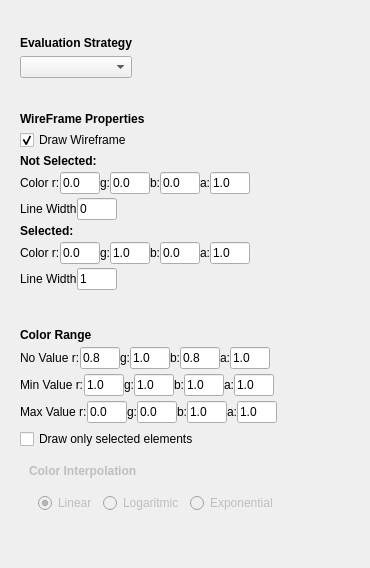
Gloix/Camaron, file Rendering/Renderers/PropertyValuesRenderer/propertyvaluesrendererconfig.ui: the form before one commit.
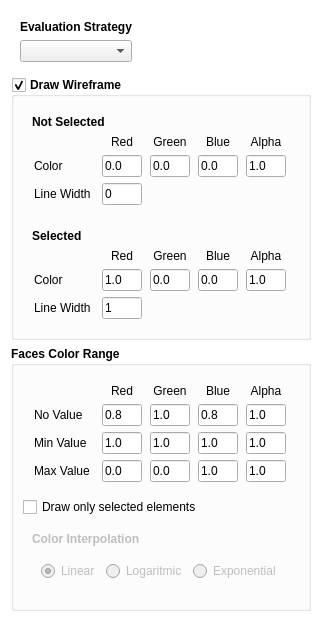
The form after the commit.

Diff of the .ui file:
```diff
--- a/Rendering/Renderers/PropertyValuesRenderer/propertyvaluesrendererconfig.ui
+++ b/Rendering/Renderers/PropertyValuesRenderer/propertyvaluesrendererconfig.ui
@@ -6,8 +6,8 @@
    <rect>
     <x>0</x>
     <y>0</y>
-    <width>370</width>
-    <height>568</height>
+    <width>303</width>
+    <height>579</height>
    </rect>
   </property>
   <property name="sizePolicy">
@@ -19,6 +19,12 @@
   <property name="windowTitle">
    <string>Form</string>
   </property>
+  <property name="styleSheet">
+   <string notr="true">#PropertyValuesRendererConfig{
+	background-color: rgb(255, 255, 255) ;
+}
+</string>
+  </property>
   <layout class="QVBoxLayout" name="verticalLayout">
    <item>
     <widget class="QWidget" name="widget_6" native="true">
@@ -55,64 +61,23 @@
     </widget>
    </item>
    <item>
-    <widget class="QWidget" name="widget_10" native="true">
-     <property name="sizePolicy">
-      <sizepolicy hsizetype="Fixed" vsizetype="Fixed">
-       <horstretch>0</horstretch>
-       <verstretch>0</verstretch>
-      </sizepolicy>
-     </property>
-     <layout class="QVBoxLayout" name="verticalLayout_7">
-      <property name="spacing">
-       <number>4</number>
-      </property>
-      <property name="leftMargin">
-       <number>9</number>
-      </property>
-      <property name="topMargin">
-       <number>3</number>
-      </property>
-      <property name="rightMargin">
-       <number>7</number>
-      </property>
-      <property name="bottomMargin">
-       <number>7</number>
-      </property>
-      <item>
-       <widget class="QLabel" name="label_7">
-        <property name="sizePolicy">
-         <sizepolicy hsizetype="Fixed" vsizetype="Preferred">
-          <horstretch>0</horstretch>
-          <verstretch>0</verstretch>
-         </sizepolicy>
-        </property>
+    <widget class="QGroupBox" name="checkBox_MR_draw_w">
         <property name="font">
          <font>
           <weight>75</weight>
           <bold>true</bold>
          </font>
         </property>
-        <property name="text">
-         <string>WireFrame Properties</string>
-        </property>
-       </widget>
-      </item>
-      <item>
-       <widget class="QCheckBox" name="checkBox_MR_draw_w">
-        <property name="sizePolicy">
-         <sizepolicy hsizetype="Fixed" vsizetype="Fixed">
-          <horstretch>0</horstretch>
-          <verstretch>0</verstretch>
-         </sizepolicy>
-        </property>
-        <property name="text">
+     <property name="title">
          <string>Draw Wireframe</string>
         </property>
-        <property name="checked">
+     <property name="checkable">
          <bool>true</bool>
         </property>
-       </widget>
-      </item>
+     <layout class="QVBoxLayout" name="verticalLayout_3">
+      <item>
+       <widget class="QWidget" name="widget_4" native="true">
+        <layout class="QVBoxLayout" name="verticalLayout_6">
       <item>
        <widget class="QLabel" name="label_28">
         <property name="font">
@@ -122,26 +87,54 @@
          </font>
         </property>
         <property name="text">
-         <string>Not Selected:</string>
+            <string>Not Selected</string>
         </property>
        </widget>
       </item>
       <item>
-       <widget class="QWidget" name="widget_11" native="true">
+          <layout class="QGridLayout" name="gridLayout_4">
+           <item row="2" column="0">
+            <widget class="QLabel" name="label_26">
         <property name="sizePolicy">
          <sizepolicy hsizetype="Fixed" vsizetype="Fixed">
           <horstretch>0</horstretch>
           <verstretch>0</verstretch>
          </sizepolicy>
         </property>
-        <layout class="QHBoxLayout" name="horizontalLayout">
-         <property name="spacing">
-          <number>0</number>
-         </property>
-         <property name="margin">
-          <number>0</number>
-         </property>
-         <item>
+             <property name="minimumSize">
+              <size>
+               <width>60</width>
+               <height>0</height>
+              </size>
+             </property>
+             <property name="text">
+              <string>Line Width</string>
+             </property>
+            </widget>
+           </item>
+           <item row="2" column="1">
+            <widget class="QLineEdit" name="lineEdit_wf_w">
+             <property name="sizePolicy">
+              <sizepolicy hsizetype="Fixed" vsizetype="Fixed">
+               <horstretch>0</horstretch>
+               <verstretch>0</verstretch>
+              </sizepolicy>
+             </property>
+             <property name="maximumSize">
+              <size>
+               <width>40</width>
+               <height>16777215</height>
+              </size>
+             </property>
+             <property name="text">
+              <string>0</string>
+             </property>
+             <property name="maxLength">
+              <number>4</number>
+             </property>
+            </widget>
+           </item>
+           <item row="1" column="0">
           <widget class="QLabel" name="label_22">
            <property name="sizePolicy">
             <sizepolicy hsizetype="Fixed" vsizetype="Preferred">
@@ -150,11 +143,11 @@
             </sizepolicy>
            </property>
            <property name="text">
-            <string>Color r:</string>
+              <string>Color</string>
            </property>
           </widget>
          </item>
-         <item>
+           <item row="1" column="1">
           <widget class="QLineEdit" name="lineEdit_wf_r">
            <property name="sizePolicy">
             <sizepolicy hsizetype="Fixed" vsizetype="Fixed">
@@ -176,20 +169,7 @@
            </property>
           </widget>
          </item>
-         <item>
-          <widget class="QLabel" name="label_23">
-           <property name="sizePolicy">
-            <sizepolicy hsizetype="Fixed" vsizetype="Preferred">
-             <horstretch>0</horstretch>
-             <verstretch>0</verstretch>
-            </sizepolicy>
-           </property>
-           <property name="text">
-            <string>g:</string>
-           </property>
-          </widget>
-         </item>
-         <item>
+           <item row="1" column="2">
           <widget class="QLineEdit" name="lineEdit_wf_g">
            <property name="sizePolicy">
             <sizepolicy hsizetype="Fixed" vsizetype="Fixed">
@@ -211,20 +191,7 @@
            </property>
           </widget>
          </item>
-         <item>
-          <widget class="QLabel" name="label_24">
-           <property name="sizePolicy">
-            <sizepolicy hsizetype="Fixed" vsizetype="Preferred">
-             <horstretch>0</horstretch>
-             <verstretch>0</verstretch>
-            </sizepolicy>
-           </property>
-           <property name="text">
-            <string>b:</string>
-           </property>
-          </widget>
-         </item>
-         <item>
+           <item row="1" column="3">
           <widget class="QLineEdit" name="lineEdit_wf_b">
            <property name="sizePolicy">
             <sizepolicy hsizetype="Fixed" vsizetype="Fixed">
@@ -246,20 +213,7 @@
            </property>
           </widget>
          </item>
-         <item>
-          <widget class="QLabel" name="label_25">
-           <property name="sizePolicy">
-            <sizepolicy hsizetype="Fixed" vsizetype="Preferred">
-             <horstretch>0</horstretch>
-             <verstretch>0</verstretch>
-            </sizepolicy>
-           </property>
-           <property name="text">
-            <string>a:</string>
-           </property>
-          </widget>
-         </item>
-         <item>
+           <item row="1" column="4">
           <widget class="QLineEdit" name="lineEdit_wf_a">
            <property name="sizePolicy">
             <sizepolicy hsizetype="Fixed" vsizetype="Fixed">
@@ -281,62 +235,54 @@
            </property>
           </widget>
          </item>
-        </layout>
-       </widget>
-      </item>
-      <item>
-       <widget class="QWidget" name="widget_12" native="true">
-        <property name="sizePolicy">
-         <sizepolicy hsizetype="Fixed" vsizetype="Fixed">
-          <horstretch>0</horstretch>
-          <verstretch>0</verstretch>
-         </sizepolicy>
-        </property>
-        <layout class="QHBoxLayout" name="horizontalLayout_2">
-         <property name="spacing">
-          <number>0</number>
-         </property>
-         <property name="margin">
-          <number>0</number>
-         </property>
-         <item>
-          <widget class="QLabel" name="label_26">
-           <property name="sizePolicy">
-            <sizepolicy hsizetype="Fixed" vsizetype="Fixed">
-             <horstretch>0</horstretch>
-             <verstretch>0</verstretch>
-            </sizepolicy>
-           </property>
+           <item row="0" column="1">
+            <widget class="QLabel" name="label_10">
+             <property name="text">
+              <string>Red</string>
+             </property>
+             <property name="alignment">
+              <set>Qt::AlignCenter</set>
+             </property>
+            </widget>
+           </item>
+           <item row="0" column="2">
+            <widget class="QLabel" name="label_11">
            <property name="text">
-            <string>Line Width</string>
-           </property>
-          </widget>
-         </item>
-         <item>
-          <widget class="QLineEdit" name="lineEdit_wf_w">
-           <property name="sizePolicy">
-            <sizepolicy hsizetype="Fixed" vsizetype="Fixed">
-             <horstretch>0</horstretch>
-             <verstretch>0</verstretch>
-            </sizepolicy>
-           </property>
-           <property name="maximumSize">
-            <size>
-             <width>40</width>
-             <height>16777215</height>
-            </size>
-           </property>
+              <string>Green</string>
+             </property>
+             <property name="alignment">
+              <set>Qt::AlignCenter</set>
+             </property>
+            </widget>
+           </item>
+           <item row="0" column="3">
+            <widget class="QLabel" name="label_12">
+             <property name="text">
+              <string>Blue</string>
+             </property>
+             <property name="alignment">
+              <set>Qt::AlignCenter</set>
+             </property>
+            </widget>
+           </item>
+           <item row="0" column="4">
+            <widget class="QLabel" name="label_13">
            <property name="text">
-            <string>0</string>
-           </property>
-           <property name="maxLength">
-            <number>4</number>
+              <string>Alpha</string>
+             </property>
+             <property name="alignment">
+              <set>Qt::AlignCenter</set>
            </property>
           </widget>
          </item>
         </layout>
+         </item>
+        </layout>
        </widget>
       </item>
+      <item>
+       <widget class="QWidget" name="widget_5" native="true">
+        <layout class="QVBoxLayout" name="verticalLayout_8">
       <item>
        <widget class="QLabel" name="label_27">
         <property name="font">
@@ -347,26 +293,60 @@
          </font>
         </property>
         <property name="text">
-         <string>Selected:</string>
+            <string>Selected</string>
         </property>
        </widget>
       </item>
       <item>
-       <widget class="QWidget" name="widget_8" native="true">
+          <layout class="QGridLayout" name="gridLayout_2">
+           <property name="topMargin">
+            <number>0</number>
+           </property>
+           <property name="rightMargin">
+            <number>0</number>
+           </property>
+           <item row="2" column="0">
+            <widget class="QLabel" name="label_32">
         <property name="sizePolicy">
          <sizepolicy hsizetype="Fixed" vsizetype="Fixed">
           <horstretch>0</horstretch>
           <verstretch>0</verstretch>
          </sizepolicy>
         </property>
-        <layout class="QHBoxLayout" name="horizontalLayout_6">
-         <property name="spacing">
-          <number>0</number>
-         </property>
-         <property name="margin">
-          <number>0</number>
-         </property>
-         <item>
+             <property name="minimumSize">
+              <size>
+               <width>60</width>
+               <height>0</height>
+              </size>
+             </property>
+             <property name="text">
+              <string>Line Width</string>
+             </property>
+            </widget>
+           </item>
+           <item row="2" column="1">
+            <widget class="QLineEdit" name="lineEdit_sel_w">
+             <property name="sizePolicy">
+              <sizepolicy hsizetype="Fixed" vsizetype="Fixed">
+               <horstretch>0</horstretch>
+               <verstretch>0</verstretch>
+              </sizepolicy>
+             </property>
+             <property name="maximumSize">
+              <size>
+               <width>40</width>
+               <height>16777215</height>
+              </size>
+             </property>
+             <property name="text">
+              <string>1</string>
+             </property>
+             <property name="maxLength">
+              <number>4</number>
+             </property>
+            </widget>
+           </item>
+           <item row="1" column="0">
           <widget class="QLabel" name="label_18">
            <property name="sizePolicy">
             <sizepolicy hsizetype="Fixed" vsizetype="Preferred">
@@ -374,47 +354,18 @@
              <verstretch>0</verstretch>
             </sizepolicy>
            </property>
-           <property name="text">
-            <string>Color r:</string>
-           </property>
-          </widget>
-         </item>
-         <item>
-          <widget class="QLineEdit" name="lineEdit_sel_r">
-           <property name="sizePolicy">
-            <sizepolicy hsizetype="Fixed" vsizetype="Fixed">
-             <horstretch>0</horstretch>
-             <verstretch>0</verstretch>
-            </sizepolicy>
-           </property>
-           <property name="maximumSize">
+             <property name="minimumSize">
             <size>
-             <width>40</width>
-             <height>16777215</height>
+               <width>60</width>
+               <height>0</height>
             </size>
            </property>
            <property name="text">
-            <string>0.0</string>
-           </property>
-           <property name="maxLength">
-            <number>10</number>
-           </property>
-          </widget>
-         </item>
-         <item>
-          <widget class="QLabel" name="label_29">
-           <property name="sizePolicy">
-            <sizepolicy hsizetype="Fixed" vsizetype="Preferred">
-             <horstretch>0</horstretch>
-             <verstretch>0</verstretch>
-            </sizepolicy>
-           </property>
-           <property name="text">
-            <string>g:</string>
-           </property>
-          </widget>
-         </item>
-         <item>
+              <string>Color</string>
+             </property>
+            </widget>
+           </item>
+           <item row="1" column="1">
           <widget class="QLineEdit" name="lineEdit_sel_g">
            <property name="sizePolicy">
             <sizepolicy hsizetype="Fixed" vsizetype="Fixed">
@@ -436,20 +387,29 @@
            </property>
           </widget>
          </item>
-         <item>
-          <widget class="QLabel" name="label_30">
+           <item row="1" column="2">
+            <widget class="QLineEdit" name="lineEdit_sel_r">
            <property name="sizePolicy">
-            <sizepolicy hsizetype="Fixed" vsizetype="Preferred">
+              <sizepolicy hsizetype="Fixed" vsizetype="Fixed">
              <horstretch>0</horstretch>
              <verstretch>0</verstretch>
             </sizepolicy>
            </property>
+             <property name="maximumSize">
+              <size>
+               <width>40</width>
+               <height>16777215</height>
+              </size>
+             </property>
            <property name="text">
-            <string>b:</string>
+              <string>0.0</string>
+             </property>
+             <property name="maxLength">
+              <number>10</number>
            </property>
           </widget>
          </item>
-         <item>
+           <item row="1" column="3">
           <widget class="QLineEdit" name="lineEdit_sel_b">
            <property name="sizePolicy">
             <sizepolicy hsizetype="Fixed" vsizetype="Fixed">
@@ -471,20 +431,7 @@
            </property>
           </widget>
          </item>
-         <item>
-          <widget class="QLabel" name="label_31">
-           <property name="sizePolicy">
-            <sizepolicy hsizetype="Fixed" vsizetype="Preferred">
-             <horstretch>0</horstretch>
-             <verstretch>0</verstretch>
-            </sizepolicy>
-           </property>
-           <property name="text">
-            <string>a:</string>
-           </property>
-          </widget>
-         </item>
-         <item>
+           <item row="1" column="4">
           <widget class="QLineEdit" name="lineEdit_sel_a">
            <property name="sizePolicy">
             <sizepolicy hsizetype="Fixed" vsizetype="Fixed">
@@ -506,130 +453,89 @@
            </property>
           </widget>
          </item>
-        </layout>
-       </widget>
-      </item>
-      <item>
-       <widget class="QWidget" name="widget_9" native="true">
-        <property name="sizePolicy">
-         <sizepolicy hsizetype="Fixed" vsizetype="Fixed">
-          <horstretch>0</horstretch>
-          <verstretch>0</verstretch>
-         </sizepolicy>
-        </property>
-        <layout class="QHBoxLayout" name="horizontalLayout_7">
-         <property name="spacing">
-          <number>0</number>
-         </property>
-         <property name="margin">
-          <number>0</number>
-         </property>
-         <item>
-          <widget class="QLabel" name="label_32">
-           <property name="sizePolicy">
-            <sizepolicy hsizetype="Fixed" vsizetype="Fixed">
-             <horstretch>0</horstretch>
-             <verstretch>0</verstretch>
-            </sizepolicy>
-           </property>
+           <item row="0" column="1">
+            <widget class="QLabel" name="label_2">
+             <property name="text">
+              <string>Red</string>
+             </property>
+             <property name="alignment">
+              <set>Qt::AlignCenter</set>
+             </property>
+            </widget>
+           </item>
+           <item row="0" column="4">
+            <widget class="QLabel" name="label_29">
            <property name="text">
-            <string>Line Width</string>
-           </property>
-          </widget>
-         </item>
-         <item>
-          <widget class="QLineEdit" name="lineEdit_sel_w">
-           <property name="sizePolicy">
-            <sizepolicy hsizetype="Fixed" vsizetype="Fixed">
-             <horstretch>0</horstretch>
-             <verstretch>0</verstretch>
-            </sizepolicy>
-           </property>
-           <property name="maximumSize">
-            <size>
-             <width>40</width>
-             <height>16777215</height>
-            </size>
-           </property>
+              <string>Alpha</string>
+             </property>
+             <property name="alignment">
+              <set>Qt::AlignCenter</set>
+             </property>
+            </widget>
+           </item>
+           <item row="0" column="3">
+            <widget class="QLabel" name="label">
+             <property name="text">
+              <string>Blue</string>
+             </property>
+             <property name="alignment">
+              <set>Qt::AlignCenter</set>
+             </property>
+            </widget>
+           </item>
+           <item row="0" column="2">
+            <widget class="QLabel" name="label_5">
            <property name="text">
-            <string>1</string>
-           </property>
-           <property name="maxLength">
-            <number>4</number>
+              <string>Green</string>
+             </property>
+             <property name="alignment">
+              <set>Qt::AlignCenter</set>
            </property>
           </widget>
          </item>
         </layout>
+         </item>
+        </layout>
        </widget>
       </item>
      </layout>
     </widget>
    </item>
    <item>
-    <widget class="QWidget" name="widget" native="true">
+    <widget class="QGroupBox" name="groupBox">
      <property name="sizePolicy">
       <sizepolicy hsizetype="Maximum" vsizetype="Maximum">
        <horstretch>0</horstretch>
        <verstretch>0</verstretch>
       </sizepolicy>
      </property>
+     <property name="font">
+      <font>
+       <weight>75</weight>
+       <bold>true</bold>
+      </font>
+     </property>
+     <property name="styleSheet">
+      <string notr="true">.QWidget &gt; .QWidget{
+	background-color: rgb(228, 232, 255) ;
+}</string>
+     </property>
+     <property name="title">
+      <string>Faces Color Range</string>
+     </property>
      <layout class="QVBoxLayout" name="verticalLayout_2">
       <item>
-       <widget class="QWidget" name="widget_4" native="true">
-        <property name="sizePolicy">
-         <sizepolicy hsizetype="Fixed" vsizetype="Fixed">
-          <horstretch>0</horstretch>
-          <verstretch>0</verstretch>
-         </sizepolicy>
-        </property>
-        <layout class="QVBoxLayout" name="verticalLayout_3">
-         <property name="spacing">
-          <number>5</number>
-         </property>
-         <property name="margin">
-          <number>0</number>
-         </property>
+       <widget class="QWidget" name="widget_7" native="true">
+        <layout class="QVBoxLayout" name="verticalLayout_9">
          <item>
-          <widget class="QLabel" name="label_8">
-           <property name="sizePolicy">
-            <sizepolicy hsizetype="Fixed" vsizetype="Fixed">
-             <horstretch>0</horstretch>
-             <verstretch>0</verstretch>
-            </sizepolicy>
+          <layout class="QGridLayout" name="gridLayout_3">
+           <property name="rightMargin">
+            <number>2</number>
            </property>
-           <property name="font">
-            <font>
-             <weight>75</weight>
-             <bold>true</bold>
-            </font>
+           <property name="horizontalSpacing">
+            <number>6</number>
            </property>
-           <property name="text">
-            <string>Color Range</string>
-           </property>
-          </widget>
-         </item>
-         <item>
-          <widget class="QFrame" name="frame_2">
-           <property name="sizePolicy">
-            <sizepolicy hsizetype="Fixed" vsizetype="Fixed">
-             <horstretch>0</horstretch>
-             <verstretch>0</verstretch>
-            </sizepolicy>
-           </property>
-           <property name="frameShape">
-            <enum>QFrame::NoFrame</enum>
-           </property>
-           <property name="frameShadow">
-            <enum>QFrame::Raised</enum>
-           </property>
-           <layout class="QHBoxLayout" name="horizontalLayout_5">
-            <property name="spacing">
-             <number>0</number>
-            </property>
-            <property name="margin">
-             <number>0</number>
-            </property>
-            <item>
+           <item row="1" column="0">
              <widget class="QLabel" name="label_6">
               <property name="sizePolicy">
                <sizepolicy hsizetype="Fixed" vsizetype="Preferred">
@@ -639,16 +545,22 @@
               </property>
               <property name="minimumSize">
                <size>
-                <width>50</width>
+               <width>60</width>
                 <height>0</height>
                </size>
               </property>
+             <property name="maximumSize">
+              <size>
+               <width>60</width>
+               <height>16777215</height>
+              </size>
+             </property>
               <property name="text">
-               <string>No Value r:</string>
+              <string>No Value</string>
               </property>
              </widget>
             </item>
-            <item>
+           <item row="1" column="1">
              <widget class="QLineEdit" name="lineEdit_no_r">
               <property name="sizePolicy">
                <sizepolicy hsizetype="Fixed" vsizetype="Fixed">
@@ -667,14 +579,7 @@
               </property>
              </widget>
             </item>
-            <item>
-             <widget class="QLabel" name="label_19">
-              <property name="text">
-               <string>g:</string>
-              </property>
-             </widget>
-            </item>
-            <item>
+           <item row="1" column="2">
              <widget class="QLineEdit" name="lineEdit_no_g">
               <property name="sizePolicy">
                <sizepolicy hsizetype="Fixed" vsizetype="Fixed">
@@ -693,14 +598,7 @@
               </property>
              </widget>
             </item>
-            <item>
-             <widget class="QLabel" name="label_20">
-              <property name="text">
-               <string>b:</string>
-              </property>
-             </widget>
-            </item>
-            <item>
+           <item row="1" column="3">
              <widget class="QLineEdit" name="lineEdit_no_b">
               <property name="sizePolicy">
                <sizepolicy hsizetype="Fixed" vsizetype="Fixed">
@@ -719,14 +617,7 @@
               </property>
              </widget>
             </item>
-            <item>
-             <widget class="QLabel" name="label_21">
-              <property name="text">
-               <string>a:</string>
-              </property>
-             </widget>
-            </item>
-            <item>
+           <item row="1" column="4">
              <widget class="QLineEdit" name="lineEdit_no_a">
               <property name="sizePolicy">
                <sizepolicy hsizetype="Fixed" vsizetype="Fixed">
@@ -745,32 +636,66 @@
               </property>
              </widget>
             </item>
-           </layout>
-          </widget>
-         </item>
-         <item>
-          <widget class="QWidget" name="widget_5" native="true">
-           <property name="sizePolicy">
-            <sizepolicy hsizetype="Fixed" vsizetype="Fixed">
-             <horstretch>0</horstretch>
-             <verstretch>0</verstretch>
-            </sizepolicy>
-           </property>
-           <layout class="QHBoxLayout" name="horizontalLayout_3">
-            <property name="spacing">
-             <number>0</number>
-            </property>
-            <property name="margin">
-             <number>0</number>
-            </property>
-            <item>
+           <item row="0" column="1">
+            <widget class="QLabel" name="label_4">
+             <property name="text">
+              <string>Red</string>
+             </property>
+             <property name="alignment">
+              <set>Qt::AlignCenter</set>
+             </property>
+            </widget>
+           </item>
+           <item row="0" column="2">
+            <widget class="QLabel" name="label_30">
+             <property name="text">
+              <string>Green</string>
+             </property>
+             <property name="alignment">
+              <set>Qt::AlignCenter</set>
+             </property>
+            </widget>
+           </item>
+           <item row="0" column="3">
+            <widget class="QLabel" name="label_31">
+             <property name="text">
+              <string>Blue</string>
+             </property>
+             <property name="alignment">
+              <set>Qt::AlignCenter</set>
+             </property>
+            </widget>
+           </item>
+           <item row="0" column="4">
+            <widget class="QLabel" name="label_33">
+             <property name="text">
+              <string>Alpha</string>
+             </property>
+             <property name="alignment">
+              <set>Qt::AlignCenter</set>
+             </property>
+            </widget>
+           </item>
+           <item row="2" column="0">
              <widget class="QLabel" name="label_9">
+             <property name="minimumSize">
+              <size>
+               <width>60</width>
+               <height>0</height>
+              </size>
+             </property>
+             <property name="maximumSize">
+              <size>
+               <width>60</width>
+               <height>16777215</height>
+              </size>
+             </property>
               <property name="text">
-               <string>Min Value r:</string>
+              <string>Min Value</string>
               </property>
              </widget>
             </item>
-            <item>
+           <item row="2" column="1">
              <widget class="QLineEdit" name="lineEdit_min_r">
               <property name="sizePolicy">
                <sizepolicy hsizetype="Fixed" vsizetype="Fixed">
@@ -789,14 +714,7 @@
               </property>
              </widget>
             </item>
-            <item>
-             <widget class="QLabel" name="label_11">
-              <property name="text">
-               <string>g:</string>
-              </property>
-             </widget>
-            </item>
-            <item>
+           <item row="2" column="2">
              <widget class="QLineEdit" name="lineEdit_min_g">
               <property name="sizePolicy">
                <sizepolicy hsizetype="Fixed" vsizetype="Fixed">
@@ -815,14 +733,7 @@
               </property>
              </widget>
             </item>
-            <item>
-             <widget class="QLabel" name="label_12">
-              <property name="text">
-               <string>b:</string>
-              </property>
-             </widget>
-            </item>
-            <item>
+           <item row="2" column="3">
              <widget class="QLineEdit" name="lineEdit_min_b">
               <property name="sizePolicy">
                <sizepolicy hsizetype="Fixed" vsizetype="Fixed">
@@ -841,20 +752,7 @@
               </property>
              </widget>
             </item>
-            <item>
-             <widget class="QLabel" name="label_13">
-              <property name="sizePolicy">
-               <sizepolicy hsizetype="Fixed" vsizetype="Preferred">
-                <horstretch>0</horstretch>
-                <verstretch>0</verstretch>
-               </sizepolicy>
-              </property>
-              <property name="text">
-               <string>a:</string>
-              </property>
-             </widget>
-            </item>
-            <item>
+           <item row="2" column="4">
              <widget class="QLineEdit" name="lineEdit_min_a">
               <property name="sizePolicy">
                <sizepolicy hsizetype="Fixed" vsizetype="Fixed">
@@ -873,31 +771,7 @@
               </property>
              </widget>
             </item>
-           </layout>
-          </widget>
-         </item>
-         <item>
-          <widget class="QFrame" name="frame">
-           <property name="sizePolicy">
-            <sizepolicy hsizetype="Fixed" vsizetype="Fixed">
-             <horstretch>0</horstretch>
-             <verstretch>0</verstretch>
-            </sizepolicy>
-           </property>
-           <property name="frameShape">
-            <enum>QFrame::NoFrame</enum>
-           </property>
-           <property name="frameShadow">
-            <enum>QFrame::Raised</enum>
-           </property>
-           <layout class="QHBoxLayout" name="horizontalLayout_4">
-            <property name="spacing">
-             <number>0</number>
-            </property>
-            <property name="margin">
-             <number>0</number>
-            </property>
-            <item>
+           <item row="3" column="0">
              <widget class="QLabel" name="label_3">
               <property name="sizePolicy">
                <sizepolicy hsizetype="Fixed" vsizetype="Preferred">
@@ -907,16 +781,22 @@
               </property>
               <property name="minimumSize">
                <size>
-                <width>50</width>
+               <width>60</width>
                 <height>0</height>
                </size>
               </property>
+             <property name="maximumSize">
+              <size>
+               <width>60</width>
+               <height>16777215</height>
+              </size>
+             </property>
               <property name="text">
-               <string>Max Value r:</string>
+              <string>Max Value</string>
               </property>
              </widget>
             </item>
-            <item>
+           <item row="3" column="1">
              <widget class="QLineEdit" name="lineEdit_max_r">
               <property name="sizePolicy">
                <sizepolicy hsizetype="Fixed" vsizetype="Fixed">
@@ -935,14 +815,7 @@
               </property>
              </widget>
             </item>
-            <item>
-             <widget class="QLabel" name="label_10">
-              <property name="text">
-               <string>g:</string>
-              </property>
-             </widget>
-            </item>
-            <item>
+           <item row="3" column="2">
              <widget class="QLineEdit" name="lineEdit_max_g">
               <property name="sizePolicy">
                <sizepolicy hsizetype="Fixed" vsizetype="Fixed">
@@ -961,14 +834,7 @@
               </property>
              </widget>
             </item>
-            <item>
-             <widget class="QLabel" name="label_14">
-              <property name="text">
-               <string>b:</string>
-              </property>
-             </widget>
-            </item>
-            <item>
+           <item row="3" column="3">
              <widget class="QLineEdit" name="lineEdit_max_b">
               <property name="sizePolicy">
                <sizepolicy hsizetype="Fixed" vsizetype="Fixed">
@@ -987,14 +853,7 @@
               </property>
              </widget>
             </item>
-            <item>
-             <widget class="QLabel" name="label_15">
-              <property name="text">
-               <string>a:</string>
-              </property>
-             </widget>
-            </item>
-            <item>
+           <item row="3" column="4">
              <widget class="QLineEdit" name="lineEdit_max_a">
               <property name="sizePolicy">
                <sizepolicy hsizetype="Fixed" vsizetype="Fixed">
@@ -1014,7 +873,6 @@
              </widget>
             </item>
            </layout>
-          </widget>
          </item>
         </layout>
        </widget>
```
Lines whose indentation alone changed are shown as unchanged.
